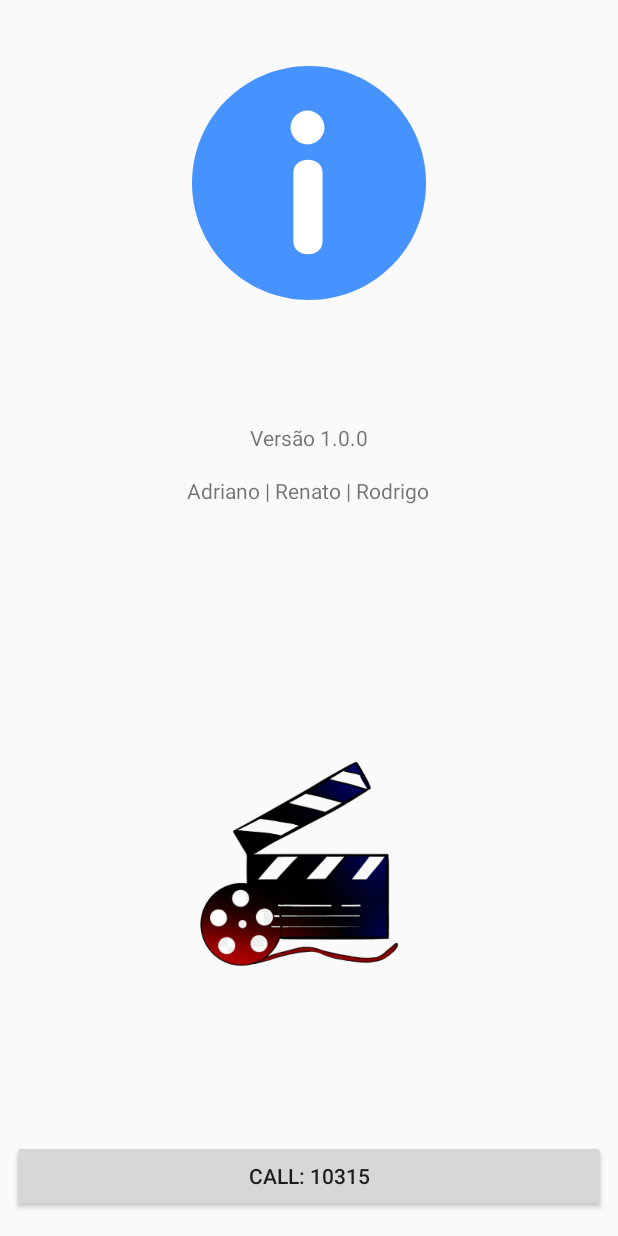
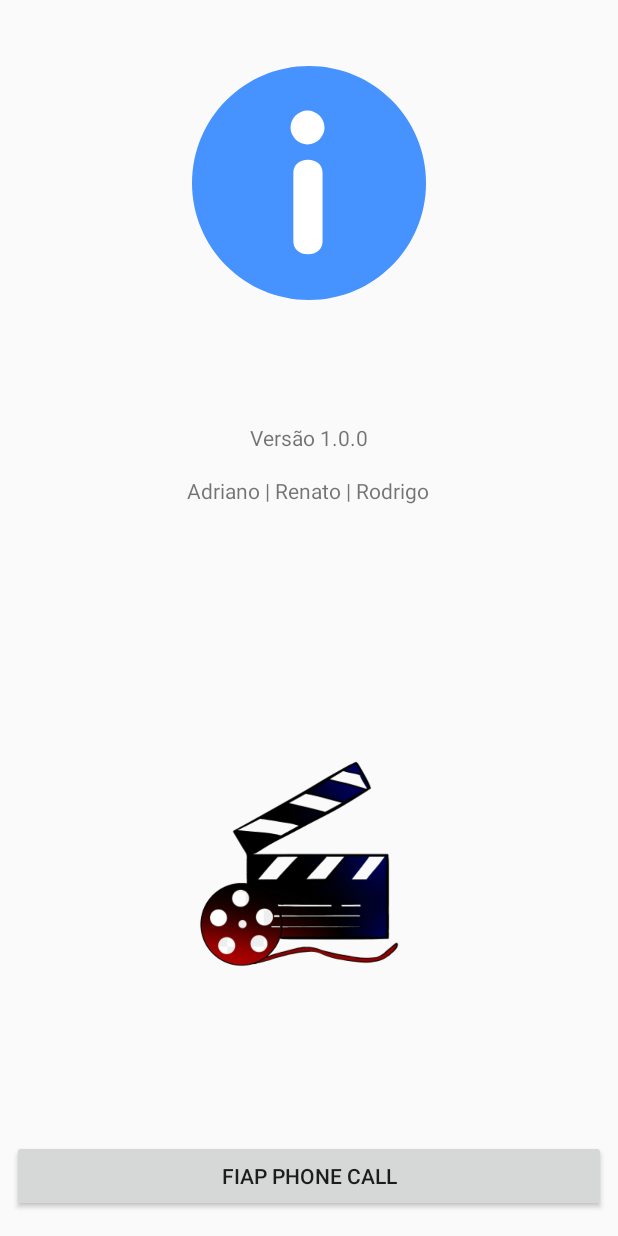
Before and after one commit to RenatoSousaA/MyMovie, an Android app: the fragment AboutFragment shown on its own in the app's theme, on a phone screen of 412 x 824 dp. Run offline under Robolectric (Android 15) with nearby library versions, the phone set to English and light mode, and no system bars.

Commit message:
fix label call number

```diff
--- a/app/src/main/res/layout/fragment_about.xml
+++ b/app/src/main/res/layout/fragment_about.xml
@@ -45,7 +45,7 @@
             android:layout_marginStart="8dp"
             android:layout_marginEnd="8dp"
             android:layout_marginBottom="16dp"
-            android:text="Call: 10315"
+            android:text="@string/fiap_phone_call"
             app:layout_constraintBottom_toBottomOf="parent"
             app:layout_constraintEnd_toEndOf="parent"
             app:layout_constraintHorizontal_bias="0.0"
--- a/app/src/main/res/values/strings.xml
+++ b/app/src/main/res/values/strings.xml
@@ -60,4 +60,5 @@
     <string name="movie_saved">Movie saved!</string>
     <string name="movie_was_removed">Movie was removed!</string>
     <string name="undo">UNDO</string>
+    <string name="fiap_phone_call">FIAP Phone Call</string>
 </resources>
```
